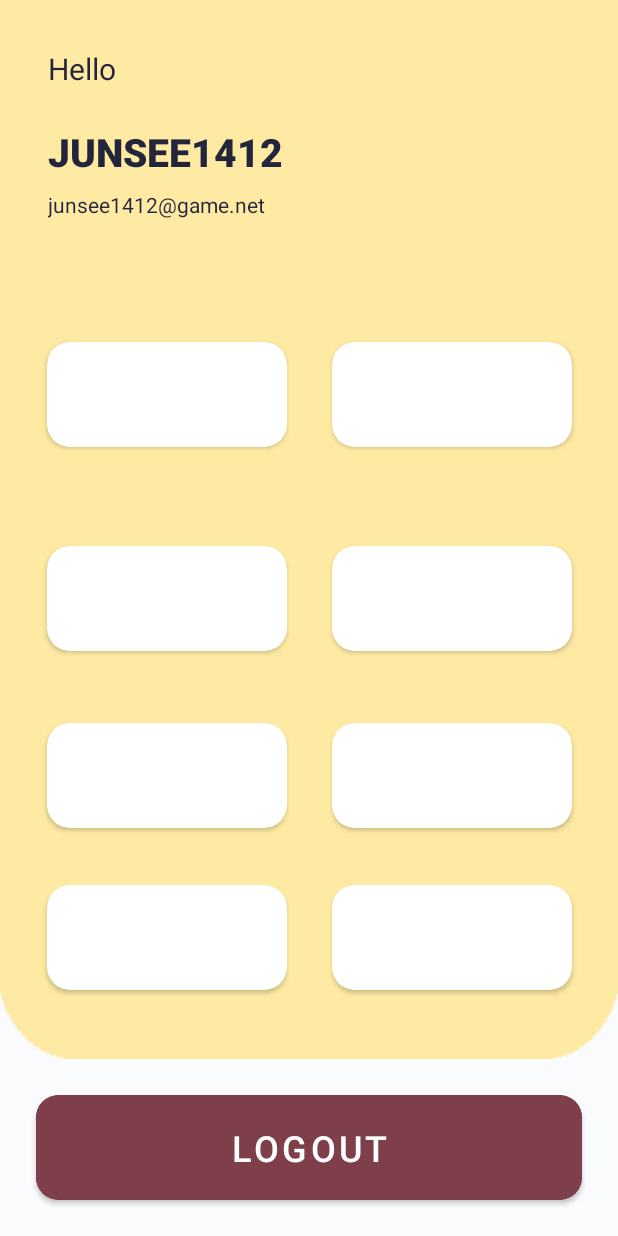
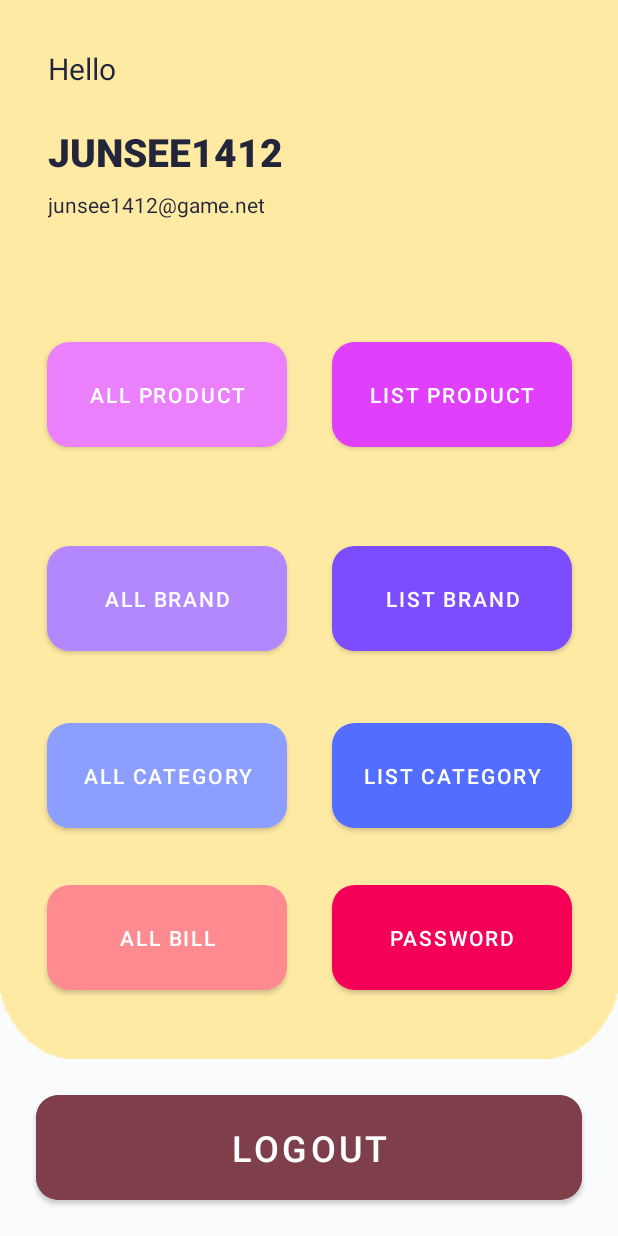
Before and after one commit to junsee1412/bone_fish_android, an Android app: the fragment tabUser shown on its own in the app's theme, on a phone screen of 412 x 824 dp. Run offline under Robolectric (Android 15) with nearby library versions, the phone set to English and light mode, and no system bars.

Commit message:
update UI tab User

```diff
--- a/app/src/main/AndroidManifest.xml
+++ b/app/src/main/AndroidManifest.xml
@@ -13,7 +13,8 @@
         android:supportsRtl="true"
         android:theme="@style/Theme.Doan"
         android:usesCleartextTraffic="true">
-        <activity android:name=".ProductActivity" />
+        <activity android:name=".ProductActivity"
+            android:noHistory="true" />
         <activity android:name=".MainActivity" />
         <activity
             android:name=".LoginActivity"/>
--- a/app/src/main/java/com/example/doan/ProductActivity.java
+++ b/app/src/main/java/com/example/doan/ProductActivity.java
@@ -95,13 +95,22 @@ public class ProductActivity extends AppCompatActivity {
         while (cursor.moveToNext()) {
             token = cursor.getString(1);
         }
+
         String proStr = protxt.getText().toString();
         String stkStr = qtytxt.getText().toString();
         String priStr = pricetxt.getText().toString();
+
         if (!proStr.isEmpty() && !stkStr.isEmpty() && !priStr.isEmpty()) {
+
+            cursor = db.GetData("SELECT * FROM bill WHERE id_product='"+productid+"'");
+            if (cursor.moveToNext()) {
+                db.QueryData("UPDATE bill SET product='"+proStr+"' WHERE id_product='"+productid+"'");
+            }
+
             int stk = parseInt(stkStr);
             int pri = parseInt(priStr);
             dialogProgress();
+
             servicePro.updateProduct(token, productid, proStr, stk, pri).enqueue(new Callback<Product>() {
                 @Override
                 public void onResponse(Call<Product> call, Response<Product> response) {
@@ -124,11 +133,18 @@ public class ProductActivity extends AppCompatActivity {
 
     private void delProduct() {
         dialogProgress();
+
         cursor = db.GetData("SELECT * FROM token");
         while (cursor.moveToNext()) {
             token = cursor.getString(1);
             Log.d("runrun","DATA:"+token+"\n"+productid);
         }
+
+        cursor = db.GetData("SELECT * FROM bill WHERE id_product='"+productid+"'");
+        if (cursor.moveToNext()) {
+            db.QueryData("DELETE FROM bill WHERE id_product='"+productid+"'");
+        }
+
         servicePro.delProduct(token, productid).enqueue(new Callback<Product>() {
             @Override
             public void onResponse(Call<Product> call, Response<Product> response) {
--- a/app/src/main/res/layout/fragment_tab_user.xml
+++ b/app/src/main/res/layout/fragment_tab_user.xml
@@ -66,7 +66,16 @@
             app:layout_constraintBottom_toBottomOf="parent"
             app:layout_constraintEnd_toEndOf="parent"
             app:layout_constraintStart_toStartOf="parent"
-            app:layout_constraintTop_toBottomOf="@+id/emailUser" />
+            app:layout_constraintTop_toBottomOf="@+id/emailUser" >
+
+            <Button
+                android:id="@+id/All_Product"
+                android:layout_width="match_parent"
+                android:layout_height="match_parent"
+                android:background="#EA80FC"
+                android:text="All Product"
+                app:backgroundTint="#EA80FC" />
+        </androidx.cardview.widget.CardView>
 
         <androidx.cardview.widget.CardView
             android:id="@+id/cardView6"
@@ -78,7 +87,16 @@
             app:layout_constraintBottom_toBottomOf="parent"
             app:layout_constraintEnd_toEndOf="@+id/cardView5"
             app:layout_constraintStart_toStartOf="@+id/cardView5"
-            app:layout_constraintTop_toBottomOf="@+id/cardView5" />
+            app:layout_constraintTop_toBottomOf="@+id/cardView5" >
+
+            <Button
+                android:id="@+id/All_brand"
+                android:layout_width="match_parent"
+                android:layout_height="match_parent"
+                android:background="#B388FF"
+                android:text="All Brand"
+                app:backgroundTint="#B388FF" />
+        </androidx.cardview.widget.CardView>
 
         <androidx.cardview.widget.CardView
             android:id="@+id/cardView7"
@@ -90,7 +108,16 @@
             app:layout_constraintBottom_toBottomOf="parent"
             app:layout_constraintEnd_toEndOf="@+id/cardView6"
             app:layout_constraintStart_toStartOf="@+id/cardView6"
-            app:layout_constraintTop_toBottomOf="@+id/cardView6" />
+            app:layout_constraintTop_toBottomOf="@+id/cardView6" >
+
+            <Button
+                android:id="@+id/All_Category"
+                android:layout_width="match_parent"
+                android:layout_height="match_parent"
+                android:background="#8C9EFF"
+                android:text="All Category"
+                app:backgroundTint="#8C9EFF" />
+        </androidx.cardview.widget.CardView>
 
         <androidx.cardview.widget.CardView
             android:id="@+id/cardView10"
@@ -102,7 +129,16 @@
             app:layout_constraintBottom_toBottomOf="parent"
             app:layout_constraintEnd_toEndOf="@+id/cardView7"
             app:layout_constraintStart_toStartOf="@+id/cardView7"
-            app:layout_constraintTop_toBottomOf="@+id/cardView7" />
+            app:layout_constraintTop_toBottomOf="@+id/cardView7" >
+
+            <Button
+                android:id="@+id/All_Bill"
+                android:layout_width="match_parent"
+                android:layout_height="match_parent"
+                android:background="#FF8A80"
+                android:text="All Bill"
+                app:backgroundTint="#FF8A90" />
+        </androidx.cardview.widget.CardView>
 
         <androidx.cardview.widget.CardView
             android:id="@+id/cardView8"
@@ -114,7 +150,16 @@
             app:layout_constraintBottom_toBottomOf="@+id/cardView5"
             app:layout_constraintEnd_toEndOf="parent"
             app:layout_constraintStart_toStartOf="parent"
-            app:layout_constraintTop_toTopOf="@+id/cardView5" />
+            app:layout_constraintTop_toTopOf="@+id/cardView5" >
+
+            <Button
+                android:id="@+id/List_Product"
+                android:layout_width="match_parent"
+                android:layout_height="match_parent"
+                android:background="#E040FB"
+                android:text="List Product"
+                app:backgroundTint="#E040FB" />
+        </androidx.cardview.widget.CardView>
 
         <androidx.cardview.widget.CardView
             android:id="@+id/cardView9"
@@ -124,7 +169,16 @@
             app:layout_constraintBottom_toBottomOf="@+id/cardView6"
             app:layout_constraintEnd_toEndOf="@+id/cardView8"
             app:layout_constraintStart_toStartOf="@+id/cardView8"
-            app:layout_constraintTop_toTopOf="@+id/cardView6" />
+            app:layout_constraintTop_toTopOf="@+id/cardView6" >
+
+            <Button
+                android:id="@+id/List_Brand"
+                android:layout_width="match_parent"
+                android:layout_height="match_parent"
+                android:background="#7C4DFF"
+                android:text="List Brand"
+                app:backgroundTint="#7C4DFF" />
+        </androidx.cardview.widget.CardView>
 
         <androidx.cardview.widget.CardView
             android:id="@+id/cardView11"
@@ -134,7 +188,16 @@
             app:layout_constraintBottom_toBottomOf="@+id/cardView7"
             app:layout_constraintEnd_toEndOf="@+id/cardView9"
             app:layout_constraintStart_toStartOf="@+id/cardView9"
-            app:layout_constraintTop_toTopOf="@+id/cardView7" />
+            app:layout_constraintTop_toTopOf="@+id/cardView7" >
+
+            <Button
+                android:id="@+id/List_Category"
+                android:layout_width="match_parent"
+                android:layout_height="match_parent"
+                android:background="#536DFE"
+                android:text="List Category"
+                app:backgroundTint="#536DFE" />
+        </androidx.cardview.widget.CardView>
 
         <androidx.cardview.widget.CardView
             android:layout_width="0dp"
@@ -143,7 +206,16 @@
             app:layout_constraintBottom_toBottomOf="@+id/cardView10"
             app:layout_constraintEnd_toEndOf="@+id/cardView11"
             app:layout_constraintStart_toStartOf="@+id/cardView11"
-            app:layout_constraintTop_toTopOf="@+id/cardView10" />
+            app:layout_constraintTop_toTopOf="@+id/cardView10" >
+
+            <Button
+                android:id="@+id/Password"
+                android:layout_width="match_parent"
+                android:layout_height="match_parent"
+                android:background="#E40051"
+                android:text="Password"
+                app:backgroundTint="#F50057" />
+        </androidx.cardview.widget.CardView>
 
     </androidx.constraintlayout.widget.ConstraintLayout>
 
```
